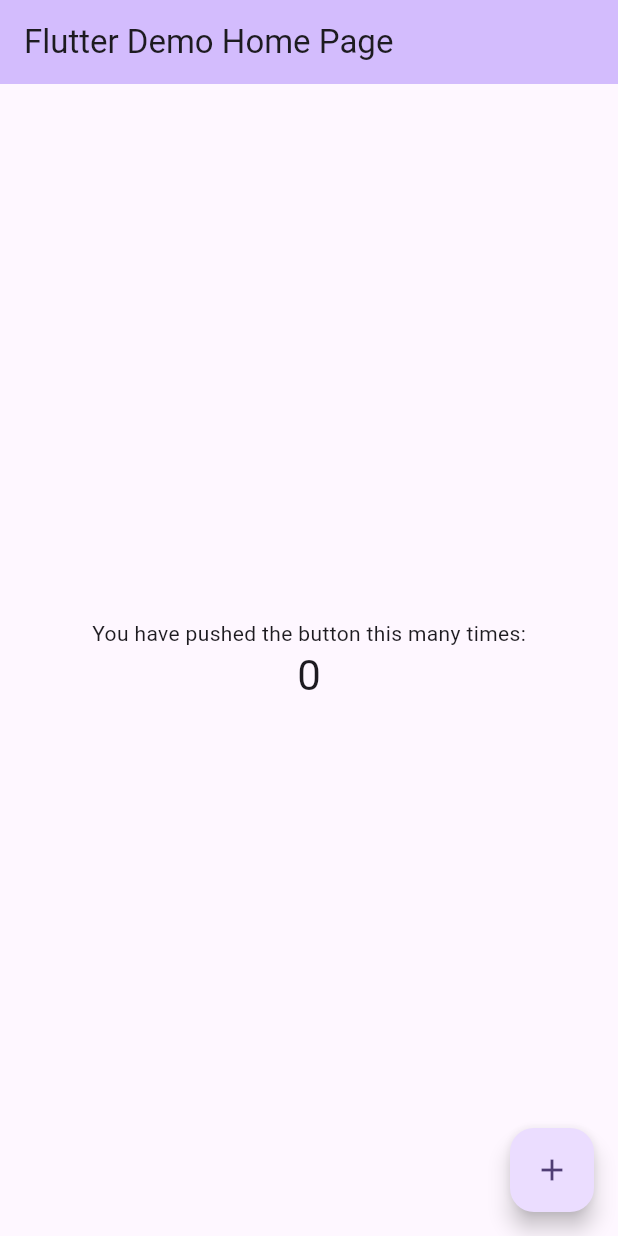
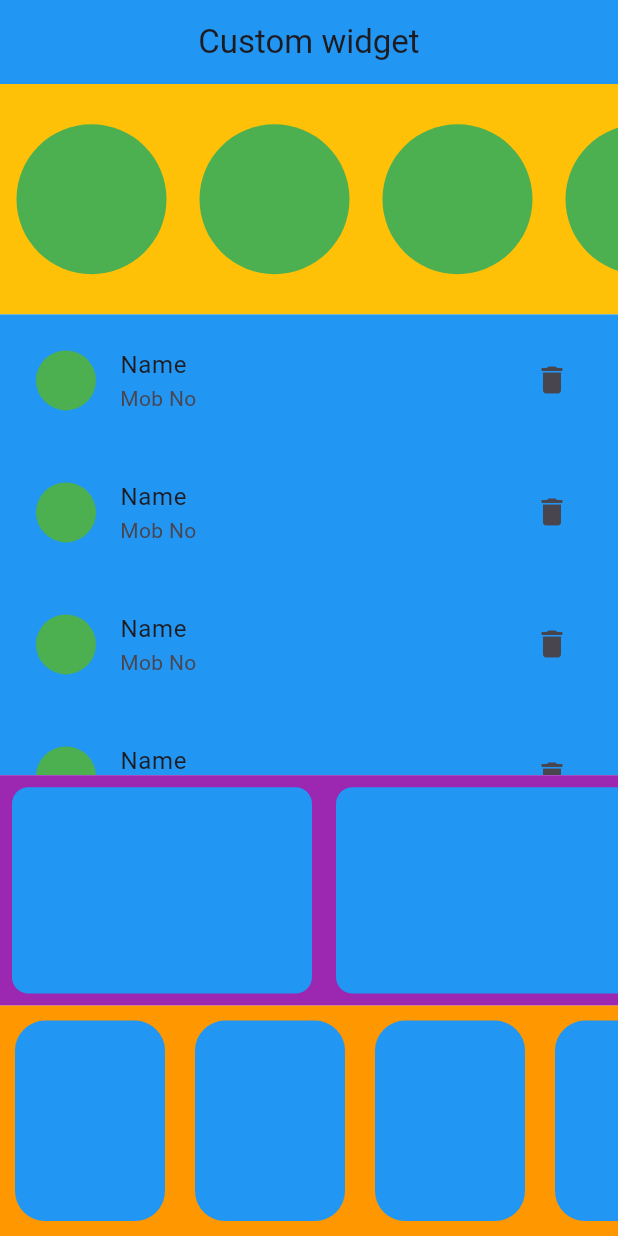
Before and after one commit to swarooprana7/flutter-course, a Flutter app: the screen it shows after launch, on a phone screen of 412 x 824 dp. Run offline on Flutter 3.47's test engine with Material 3 defaults, Android fonts, the phone set to English and light mode, and no system bars.

Commit message:
splitting the app into multiple widget

```diff
--- /dev/null
+++ b/lib/app.dart
@@ -0,0 +1,14 @@
+import 'package:flutter/material.dart';
+import 'package:flutter_application/custom_widget.dart';
+
+class MyApp extends StatelessWidget {
+  const MyApp({super.key});
+
+  @override
+  Widget build(BuildContext context) {
+    return MaterialApp(
+      debugShowCheckedModeBanner: false,
+      home: MyWidget(),
+    );
+  }
+}
--- /dev/null
+++ b/lib/custom_widget.dart
@@ -0,0 +1,136 @@
+import 'package:flutter/material.dart';
+
+class MyWidget extends StatelessWidget {
+  const MyWidget({super.key});
+
+  @override
+  Widget build(BuildContext context) {
+    return Scaffold(
+      appBar: AppBar(
+        centerTitle: true,
+        backgroundColor: Colors.blue,
+        title: const Text('Custom widget'),
+      ),
+      body: Container(
+        child: const Column(
+          children: [
+            CatItems(),
+            Contact(),
+            SubCatItems(),
+            NexCatItems(),
+          ],
+        ),
+      ),
+    );
+  }
+}
+
+class CatItems extends StatelessWidget {
+  const CatItems({super.key});
+
+  @override
+  Widget build(BuildContext context) {
+    return Expanded(
+      flex: 2,
+      child: Container(
+        color: Colors.amber,
+        child: ListView.builder(
+          itemBuilder: (context, index) => const Padding(
+            padding: EdgeInsets.all(11.0),
+            child: SizedBox(
+              width: 100,
+              child: CircleAvatar(
+                backgroundColor: Colors.green,
+              ),
+            ),
+          ),
+          itemCount: 10,
+          scrollDirection: Axis.horizontal,
+        ),
+      ),
+    );
+  }
+}
+
+class Contact extends StatelessWidget {
+  const Contact({super.key});
+
+  @override
+  Widget build(BuildContext context) {
+    return Expanded(
+      flex: 4,
+      child: Container(
+        color: Colors.blue,
+        child: ListView.builder(
+          itemBuilder: (context, index) => const Padding(
+            padding: EdgeInsets.all(8.0),
+            child: ListTile(
+              leading: CircleAvatar(
+                backgroundColor: Colors.green,
+              ),
+              title: Text('Name'),
+              subtitle: Text('Mob No'),
+              trailing: Icon(Icons.delete),
+            ),
+          ),
+        ),
+      ),
+    );
+  }
+}
+
+class SubCatItems extends StatelessWidget {
+  const SubCatItems({super.key});
+
+  @override
+  Widget build(BuildContext context) {
+    return Expanded(
+      flex: 2,
+      child: Container(
+        color: Colors.purple,
+        child: ListView.builder(
+          itemBuilder: (context, index) => Padding(
+            padding: const EdgeInsets.all(8.0),
+            child: Container(
+              width: 200,
+              decoration: BoxDecoration(
+                borderRadius: BorderRadius.circular(11),
+                color: Colors.blue,
+              ),
+            ),
+          ),
+          itemCount: 10,
+          scrollDirection: Axis.horizontal,
+        ),
+      ),
+    );
+  }
+}
+
+class NexCatItems extends StatelessWidget {
+  const NexCatItems({super.key});
+
+  @override
+  Widget build(BuildContext context) {
+    return Expanded(
+      flex: 2,
+      child: Container(
+        color: Colors.orange,
+        child: ListView.builder(
+          itemBuilder: (context, index) => Padding(
+            padding: const EdgeInsets.all(10.0),
+            child: Container(
+              width: 100,
+              decoration: BoxDecoration(
+                borderRadius: BorderRadius.circular(20),
+                color: Colors.blue,
+              ),
+            ),
+          ),
+          itemCount: 10,
+          scrollDirection: Axis.horizontal,
+        ),
+      ),
+    );
+  }
+}
--- a/lib/main.dart
+++ b/lib/main.dart
@@ -1,125 +1,6 @@
 import 'package:flutter/material.dart';
+import 'package:flutter_application/app.dart';
 
 void main() {
-  runApp(const MyApp());
+  runApp(MyApp());
 }
-
-class MyApp extends StatelessWidget {
-  const MyApp({super.key});
-
-  // This widget is the root of your application.
-  @override
-  Widget build(BuildContext context) {
-    return MaterialApp(
-      title: 'Flutter Demo',
-      theme: ThemeData(
-        // This is the theme of your application.
-        //
-        // TRY THIS: Try running your application with "flutter run". You'll see
-        // the application has a purple toolbar. Then, without quitting the app,
-        // try changing the seedColor in the colorScheme below to Colors.green
-        // and then invoke "hot reload" (save your changes or press the "hot
-        // reload" button in a Flutter-supported IDE, or press "r" if you used
-        // the command line to start the app).
-        //
-        // Notice that the counter didn't reset back to zero; the application
-        // state is not lost during the reload. To reset the state, use hot
-        // restart instead.
-        //
-        // This works for code too, not just values: Most code changes can be
-        // tested with just a hot reload.
-        colorScheme: ColorScheme.fromSeed(seedColor: Colors.deepPurple),
-        useMaterial3: true,
-      ),
-      home: const MyHomePage(title: 'Flutter Demo Home Page'),
-    );
-  }
-}
-
-class MyHomePage extends StatefulWidget {
-  const MyHomePage({super.key, required this.title});
-
-  // This widget is the home page of your application. It is stateful, meaning
-  // that it has a State object (defined below) that contains fields that affect
-  // how it looks.
-
-  // This class is the configuration for the state. It holds the values (in this
-  // case the title) provided by the parent (in this case the App widget) and
-  // used by the build method of the State. Fields in a Widget subclass are
-  // always marked "final".
-
-  final String title;
-
-  @override
-  State<MyHomePage> createState() => _MyHomePageState();
-}
-
-class _MyHomePageState extends State<MyHomePage> {
-  int _counter = 0;
-
-  void _incrementCounter() {
-    setState(() {
-      // This call to setState tells the Flutter framework that something has
-      // changed in this State, which causes it to rerun the build method below
-      // so that the display can reflect the updated values. If we changed
-      // _counter without calling setState(), then the build method would not be
-      // called again, and so nothing would appear to happen.
-      _counter++;
-    });
-  }
-
-  @override
-  Widget build(BuildContext context) {
-    // This method is rerun every time setState is called, for instance as done
-    // by the _incrementCounter method above.
-    //
-    // The Flutter framework has been optimized to make rerunning build methods
-    // fast, so that you can just rebuild anything that needs updating rather
-    // than having to individually change instances of widgets.
-    return Scaffold(
-      appBar: AppBar(
-        // TRY THIS: Try changing the color here to a specific color (to
-        // Colors.amber, perhaps?) and trigger a hot reload to see the AppBar
-        // change color while the other colors stay the same.
-        backgroundColor: Theme.of(context).colorScheme.inversePrimary,
-        // Here we take the value from the MyHomePage object that was created by
-        // the App.build method, and use it to set our appbar title.
-        title: Text(widget.title),
-      ),
-      body: Center(
-        // Center is a layout widget. It takes a single child and positions it
-        // in the middle of the parent.
-        child: Column(
-          // Column is also a layout widget. It takes a list of children and
-          // arranges them vertically. By default, it sizes itself to fit its
-          // children horizontally, and tries to be as tall as its parent.
-          //
-          // Column has various properties to control how it sizes itself and
-          // how it positions its children. Here we use mainAxisAlignment to
-          // center the children vertically; the main axis here is the vertical
-          // axis because Columns are vertical (the cross axis would be
-          // horizontal).
-          //
-          // TRY THIS: Invoke "debug painting" (choose the "Toggle Debug Paint"
-          // action in the IDE, or press "p" in the console), to see the
-          // wireframe for each widget.
-          mainAxisAlignment: MainAxisAlignment.center,
-          children: <Widget>[
-            const Text(
-              'You have pushed the button this many times:',
-            ),
-            Text(
-              '$_counter',
-              style: Theme.of(context).textTheme.headlineMedium,
-            ),
-          ],
-        ),
-      ),
-      floatingActionButton: FloatingActionButton(
-        onPressed: _incrementCounter,
-        tooltip: 'Increment',
-        child: const Icon(Icons.add),
-      ), // This trailing comma makes auto-formatting nicer for build methods.
-    );
-  }
-}
```
Also changed, not shown: 1 other file.
